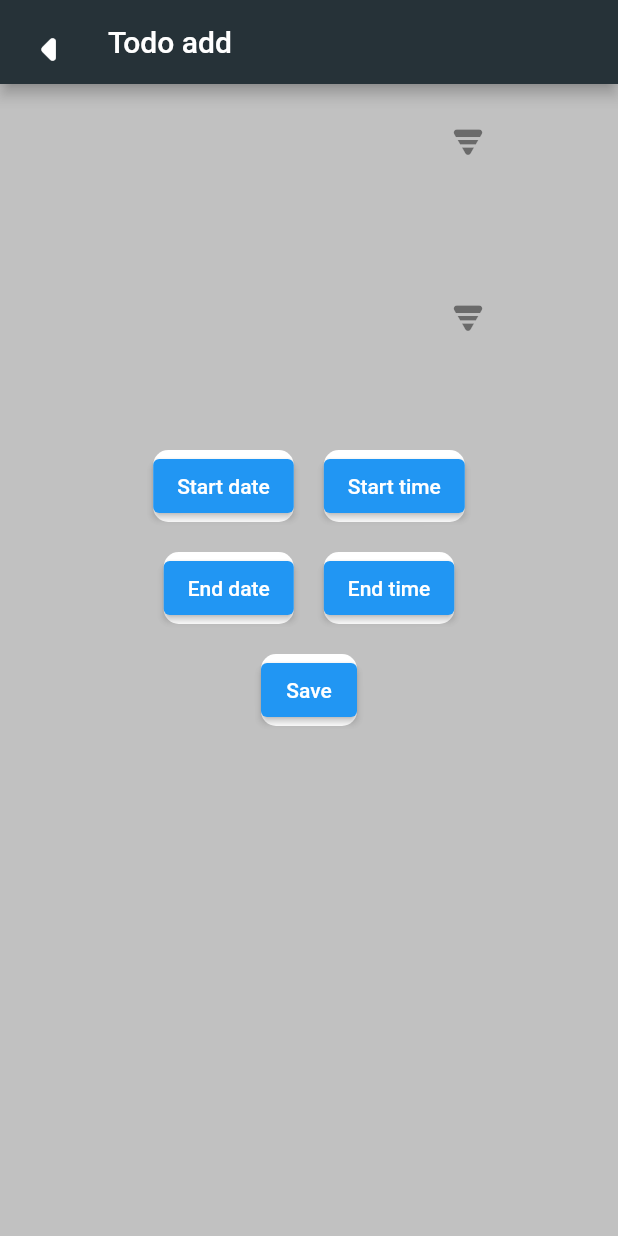
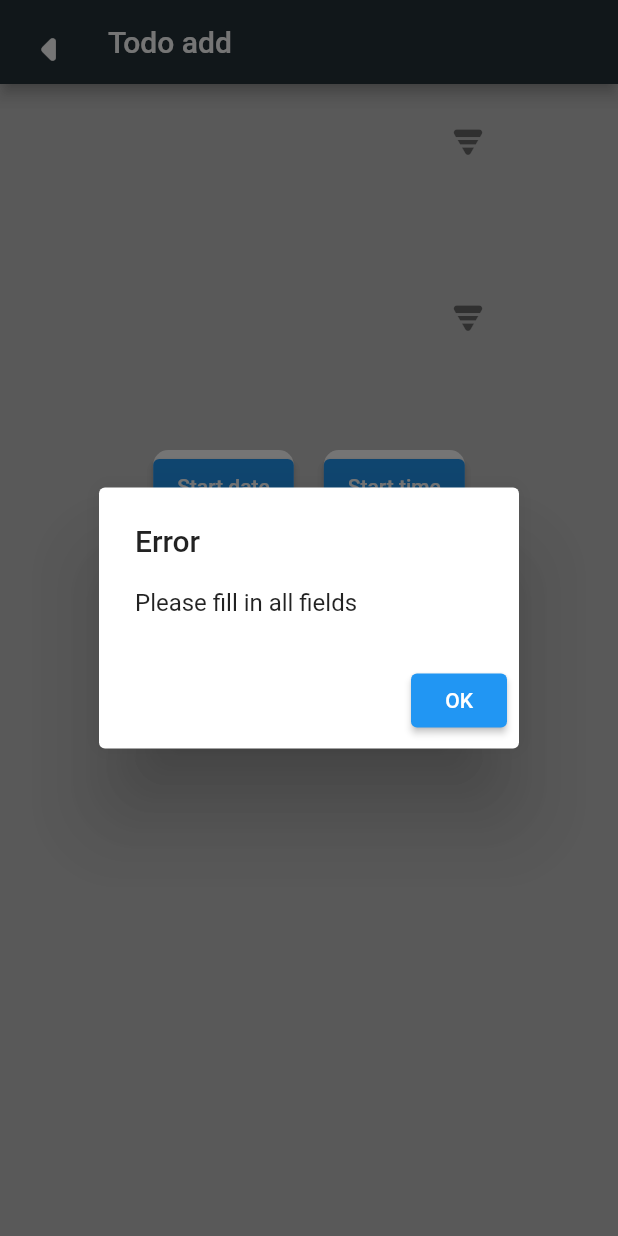
Before and after one commit to centurynine/Todo_WebApplication, a Flutter app: the TodoAdd screen opened directly, after a tap on "Save", on a phone screen of 412 x 824 dp. Run offline on Flutter 3.47's test engine with Material 2 defaults, Android fonts, the phone set to English and light mode, and no system bars; our stand-ins replace shared_preferences; accounts and stored records are empty.

Commit message:
todo add

```diff
--- a/lib/todo_add.dart
+++ b/lib/todo_add.dart
@@ -32,6 +32,19 @@ class _TodoAddState extends State<TodoAdd> {
 
   void initSharedPreferences() async {
     SharedPreferences prefs = await SharedPreferences.getInstance();
+    getDate();
+  }
+
+  void getDate() async {
+    SharedPreferences prefs = await SharedPreferences.getInstance();
+    List<String>? encodedList = prefs.getStringList('todo');
+    print(encodedList);
+    if (encodedList != null) {
+      List decodedList = encodedList.map((e) => json.decode(e)).toList();
+      setState(() {
+        todoList = decodedList.map((e) => Todo.fromMap(e)).toList();
+      });
+    }
   }
 
   void saveData() async {
@@ -224,23 +237,70 @@ class _TodoAddState extends State<TodoAdd> {
 ElevatedButton saveDate() {
   return ElevatedButton(
     onPressed: () {
-        if (name.isNotEmpty && description.isNotEmpty) {
+      if (name.isNotEmpty && description.isNotEmpty && startDate.isNotEmpty && endDate.isNotEmpty && startTime.isNotEmpty && endTime.isNotEmpty) {
+        DateTime startDateTime = DateTime.parse(startDate).add(Duration(
+          hours: int.parse(startTime.split(":")[0]),
+          minutes: int.parse(startTime.split(":")[1].split(" ")[0]),
+        ));
+        DateTime endDateTime = DateTime.parse(endDate).add(Duration(
+          hours: int.parse(endTime.split(":")[0]),
+          minutes: int.parse(endTime.split(":")[1].split(" ")[0]),
+        ));
+        if (endDateTime.isBefore(startDateTime)) {
+          showDialog(
+            context: context,
+            builder: (context) {
+              return AlertDialog(
+                title: Text("Error"),
+                content: Text("End time cannot be before start time"),
+                actions: <Widget>[
+                  ElevatedButton(
+                    child: Text("OK"),
+                    onPressed: () {
+                      Navigator.of(context).pop();
+                    },
+                  ),
+                ],
+              );
+            },
+          );
+        } else {
           Todo todo = Todo(
             id: todoList.length + 1,
             name: name,
             description: description,
-            startDate: DateTime.parse(startDate + startTime.trim()),
-            endDate: DateTime.parse(endDate + endTime),
+            startDate: startDateTime,
+            endDate: endDateTime,
           );
           todoList.add(todo);
           saveData();
-          Navigator.push(
-              context, MaterialPageRoute(builder: (context) => const Home()));
+          Navigator.pop(context);
+        }
+      } else {
+        showDialog(
+          context: context,
+          builder: (context) {
+            return AlertDialog(
+              title: Text("Error"),
+              content: Text("Please fill in all fields"),
+              actions: <Widget>[
+                ElevatedButton(
+                  child: Text("OK"),
+                  onPressed: () {
+                    Navigator.of(context).pop();
+                  },
+                ),
+              ],
+            );
+          },
+        );
       }
     },
     child: const Text('Save'),
   );
 }
+
+
 }
 
 TextFormField nameField() {
```
Lines whose indentation alone changed are shown as unchanged.
